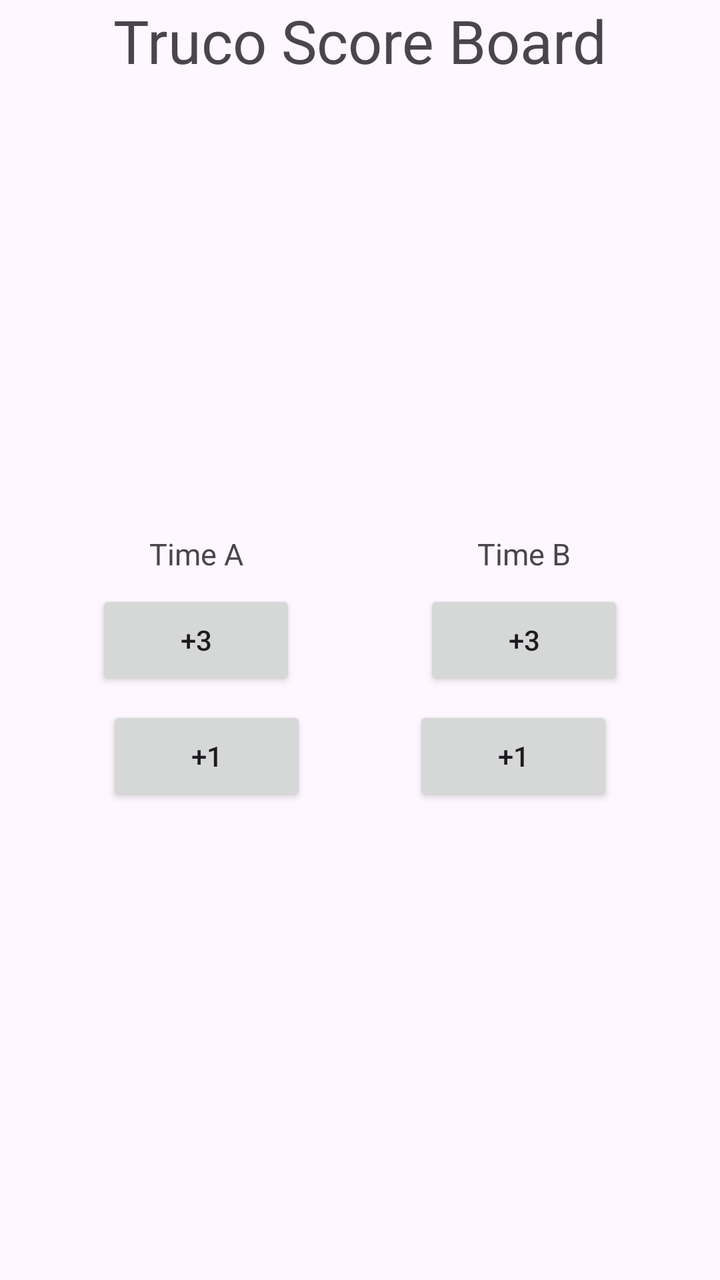
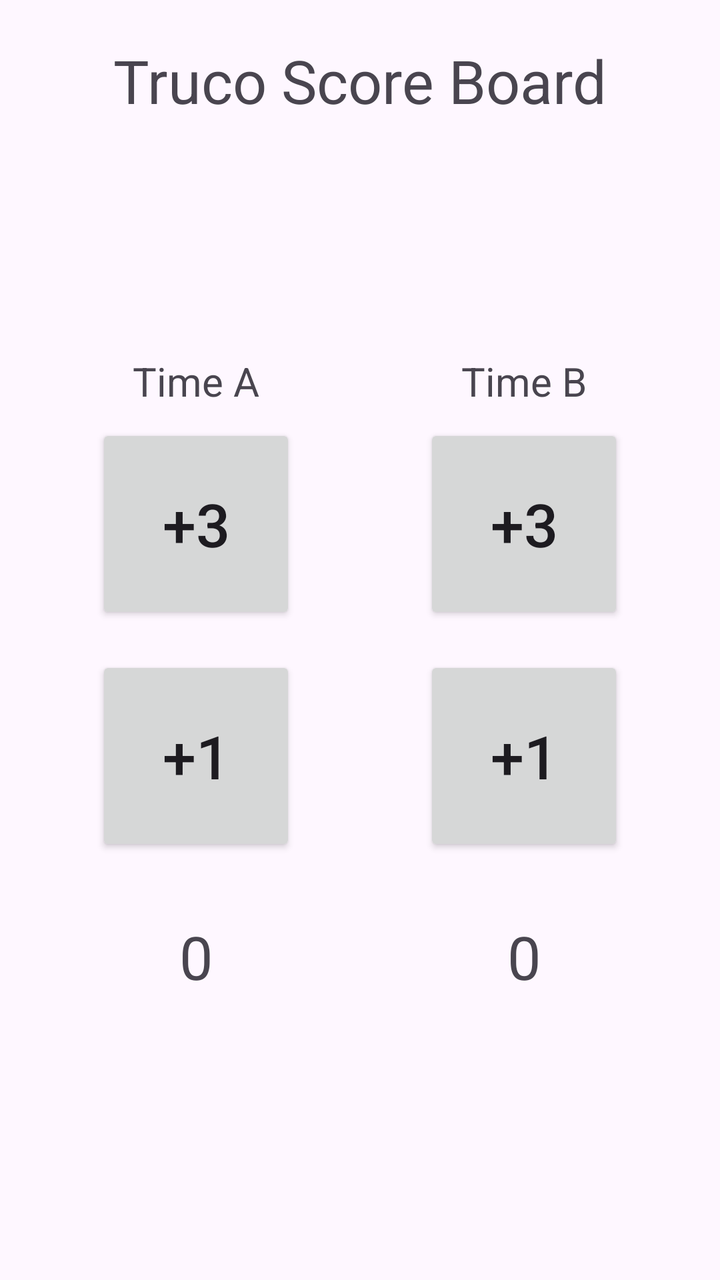

Screens rendered from an Android XML layout before and after an edit, with the pre-edit source and the edit as a unified diff.
<!-- AndroidManifest.xml: application theme Theme.TrucoScoreBoard -->
<!-- res/layout/activity_main.xml -->
<?xml version="1.0" encoding="utf-8"?>
<androidx.constraintlayout.widget.ConstraintLayout xmlns:android="http://schemas.android.com/apk/res/android"
    xmlns:app="http://schemas.android.com/apk/res-auto"
    xmlns:tools="http://schemas.android.com/tools"
    android:id="@+id/main"
    android:layout_width="match_parent"
    android:layout_height="match_parent"
    tools:context=".MainActivity">

    <TextView
        android:layout_width="wrap_content"
        android:layout_height="match_parent"
        app:layout_constraintEnd_toEndOf="parent"
        app:layout_constraintStart_toStartOf="parent"
        android:text="@string/truco_score_board"
        android:textSize="30sp"
        />
    <Button
    android:id="@+id/btn3TimeA"
    android:layout_width="100dp"
    android:layout_height="50dp"
    android:layout_marginEnd="8dp"
    android:text="@string/_3"
    app:layout_constraintBottom_toBottomOf="parent"
    app:layout_constraintEnd_toStartOf="@id/btn3TimeB"
    app:layout_constraintStart_toStartOf="parent"
    app:layout_constraintTop_toTopOf="parent" />

    <Button
        android:id="@+id/btn3TimeB"
        android:layout_width="100dp"
        android:layout_height="50dp"
        android:layout_marginStart="8dp"
        android:text="@string/_3"
        app:layout_constraintBottom_toBottomOf="parent"
        app:layout_constraintEnd_toEndOf="parent"
        app:layout_constraintStart_toEndOf="@id/btn3TimeA"
        app:layout_constraintTop_toTopOf="parent" />

    <Button
        android:id="@+id/btn1TimeA"
        android:layout_width="100dp"
        android:layout_height="50dp"
        android:layout_marginTop="8dp"
        android:text="@string/_1"
        app:layout_constraintEnd_toStartOf="@id/btn1TimeB"
        app:layout_constraintStart_toStartOf="parent"
        app:layout_constraintTop_toBottomOf="@id/btn3TimeA" />

    <Button
        android:id="@+id/btn1TimeB"
        android:layout_width="100dp"
        android:layout_height="50dp"
        android:layout_marginTop="8dp"
        android:text="@string/_1"
        app:layout_constraintEnd_toEndOf="parent"
        app:layout_constraintStart_toEndOf="@id/btn1TimeA"
        app:layout_constraintTop_toBottomOf="@id/btn3TimeB" />

    <TextView
        android:id="@+id/txtTimeA"
        android:layout_width="wrap_content"
        android:layout_height="wrap_content"
        android:layout_marginBottom="8dp"
        android:text="@string/timeA"
        android:textSize="15sp"
        app:layout_constraintBottom_toTopOf="@id/btn3TimeA"
        app:layout_constraintEnd_toEndOf="@id/btn3TimeA"
        app:layout_constraintStart_toStartOf="@id/btn3TimeA" />

    <TextView
        android:id="@+id/txtTimeB"
        android:layout_width="wrap_content"
        android:layout_height="wrap_content"
        android:layout_marginBottom="8dp"
        android:text="@string/timeB"
        android:textSize="15sp"
        app:layout_constraintBottom_toTopOf="@id/btn3TimeB"
        app:layout_constraintEnd_toEndOf="@id/btn3TimeB"
        app:layout_constraintStart_toStartOf="@id/btn3TimeB" />

</androidx.constraintlayout.widget.ConstraintLayout>
<!-- resources referenced by this layout -->
<resources>
  <string name="_1">+1</string>
  <string name="_3">+3</string>
  <string name="timeA">Time A</string>
  <string name="timeB">Time B</string>
  <string name="truco_score_board">Truco Score Board</string>
  <style name="Theme.TrucoScoreBoard" parent="Base.Theme.TrucoScoreBoard" />
  <style name="Base.Theme.TrucoScoreBoard" parent="Theme.Material3.DayNight.NoActionBar">
          
          
      </style>
</resources>

<!-- the commit's change to res/layout/activity_main.xml (unified diff, before → after) -->
@@ -7,55 +7,69 @@
     android:layout_height="match_parent"
     tools:context=".MainActivity">
 
+    <androidx.constraintlayout.widget.Guideline
+        android:id="@+id/guidelineCenter"
+        android:layout_width="wrap_content"
+        android:layout_height="wrap_content"
+        android:orientation="horizontal"
+        app:layout_constraintGuide_percent="0.5" />
+
     <TextView
         android:layout_width="wrap_content"
         android:layout_height="match_parent"
+        android:text="@string/truco_score_board"
+        android:textSize="30sp"
         app:layout_constraintEnd_toEndOf="parent"
         app:layout_constraintStart_toStartOf="parent"
-        android:text="@string/truco_score_board"
+        android:layout_marginTop="20sp"/>
+
+    <Button
+        android:id="@+id/btn3TimeA"
+        android:layout_width="100dp"
+        android:layout_height="100dp"
+        android:layout_marginEnd="8dp"
+        android:layout_marginBottom="8dp"
+        android:text="@string/_3"
         android:textSize="30sp"
-        />
-    <Button
-    android:id="@+id/btn3TimeA"
-    android:layout_width="100dp"
-    android:layout_height="50dp"
-    android:layout_marginEnd="8dp"
-    android:text="@string/_3"
-    app:layout_constraintBottom_toBottomOf="parent"
-    app:layout_constraintEnd_toStartOf="@id/btn3TimeB"
-    app:layout_constraintStart_toStartOf="parent"
-    app:layout_constraintTop_toTopOf="parent" />
+        app:layout_constraintBottom_toTopOf="@id/guidelineCenter"
+        app:layout_constraintEnd_toStartOf="@id/btn3TimeB"
+        app:layout_constraintStart_toStartOf="parent" />
 
     <Button
         android:id="@+id/btn3TimeB"
         android:layout_width="100dp"
-        android:layout_height="50dp"
+        android:layout_height="100dp"
         android:layout_marginStart="8dp"
+        android:layout_marginBottom="8dp"
         android:text="@string/_3"
-        app:layout_constraintBottom_toBottomOf="parent"
+        android:textSize="30sp"
+        app:layout_constraintBottom_toTopOf="@id/guidelineCenter"
         app:layout_constraintEnd_toEndOf="parent"
-        app:layout_constraintStart_toEndOf="@id/btn3TimeA"
-        app:layout_constraintTop_toTopOf="parent" />
+        app:layout_constraintStart_toEndOf="@id/btn3TimeA" />
 
     <Button
         android:id="@+id/btn1TimeA"
         android:layout_width="100dp"
-        android:layout_height="50dp"
+        android:layout_height="100dp"
         android:layout_marginTop="8dp"
+        android:layout_marginEnd="8dp"
         android:text="@string/_1"
+        android:textSize="30sp"
         app:layout_constraintEnd_toStartOf="@id/btn1TimeB"
         app:layout_constraintStart_toStartOf="parent"
-        app:layout_constraintTop_toBottomOf="@id/btn3TimeA" />
+        app:layout_constraintTop_toBottomOf="@id/guidelineCenter" />
 
     <Button
         android:id="@+id/btn1TimeB"
         android:layout_width="100dp"
-        android:layout_height="50dp"
+        android:layout_height="100dp"
         android:layout_marginTop="8dp"
+        android:layout_marginStart="8dp"
         android:text="@string/_1"
+        android:textSize="30sp"
         app:layout_constraintEnd_toEndOf="parent"
         app:layout_constraintStart_toEndOf="@id/btn1TimeA"
-        app:layout_constraintTop_toBottomOf="@id/btn3TimeB" />
+        app:layout_constraintTop_toBottomOf="@id/guidelineCenter" />
 
     <TextView
         android:id="@+id/txtTimeA"
@@ -63,7 +77,7 @@
         android:layout_height="wrap_content"
         android:layout_marginBottom="8dp"
         android:text="@string/timeA"
-        android:textSize="15sp"
+        android:textSize="20sp"
         app:layout_constraintBottom_toTopOf="@id/btn3TimeA"
         app:layout_constraintEnd_toEndOf="@id/btn3TimeA"
         app:layout_constraintStart_toStartOf="@id/btn3TimeA" />
@@ -74,9 +88,31 @@
         android:layout_height="wrap_content"
         android:layout_marginBottom="8dp"
         android:text="@string/timeB"
-        android:textSize="15sp"
+        android:textSize="20sp"
         app:layout_constraintBottom_toTopOf="@id/btn3TimeB"
         app:layout_constraintEnd_toEndOf="@id/btn3TimeB"
         app:layout_constraintStart_toStartOf="@id/btn3TimeB" />
 
+    <TextView
+        android:id="@+id/pontuacaoTimeA"
+        android:layout_width="wrap_content"
+        android:layout_height="wrap_content"
+        android:text="0"
+        android:textSize="30sp"
+        android:layout_marginTop="30sp"
+
+        app:layout_constraintEnd_toEndOf="@id/btn3TimeA"
+        app:layout_constraintStart_toStartOf="@id/btn3TimeA"
+        app:layout_constraintTop_toBottomOf="@id/btn1TimeA" />
+
+    <TextView
+        android:id="@+id/pontuacaoTimeB"
+        android:layout_width="wrap_content"
+        android:layout_height="wrap_content"
+        android:text="0"
+        android:textSize="30sp"
+        android:layout_marginTop="30sp"
+        app:layout_constraintEnd_toEndOf="@id/btn3TimeB"
+        app:layout_constraintStart_toStartOf="@id/btn3TimeB"
+        app:layout_constraintTop_toBottomOf="@id/btn1TimeB" />
 </androidx.constraintlayout.widget.ConstraintLayout>
